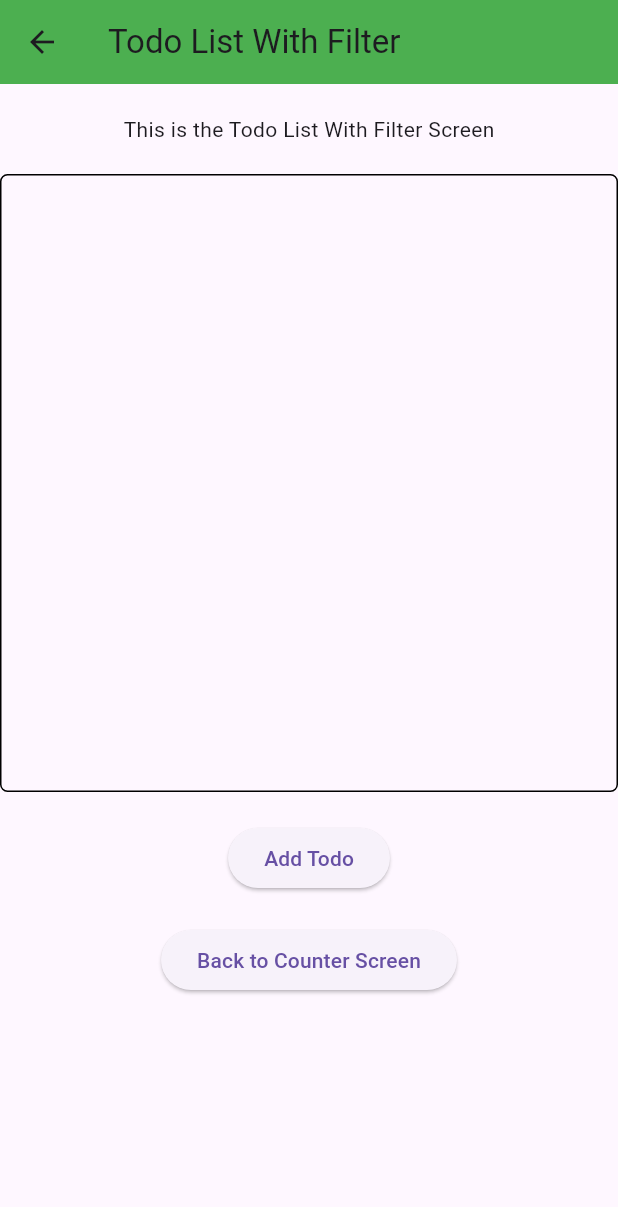
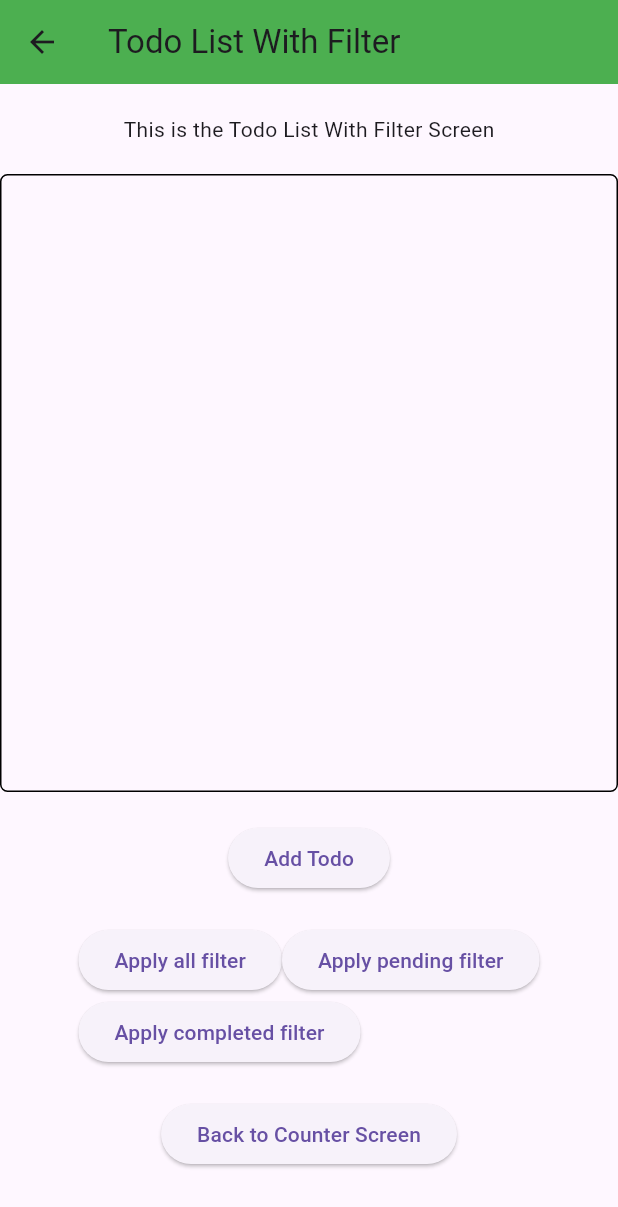
Before and after one commit to anurudha-singh/detailed_hands_on, a Flutter app: the TodoListWithFilter screen opened by its route, on a phone screen of 412 x 824 dp. Shown: the top 1207 px of the screen. Run offline on Flutter 3.47's test engine with Material 3 defaults, Android fonts, the phone set to English and light mode, and no system bars; our stand-ins replace bloc, equatable, flutter_bloc, sqflite; accounts and stored records are empty.

Commit message:
feat: Add FetchFilteredToDoEvent and filtering buttons to TodoListWithFilter

```diff
--- a/lib/features/todo_with_filter/presentation/bloc/todo_bloc.dart
+++ b/lib/features/todo_with_filter/presentation/bloc/todo_bloc.dart
@@ -12,8 +12,30 @@ class TODOBloc extends Bloc<TodoEvent, TodoState> {
     on<RemoveTodoEvent>(_removeTodoEvent);
     on<ToggleTodoEvent>(_toggleTodoEvent);
     on<LoadTodosEvent>(_loadTodosEvent);
+    on<FetchFilteredToDoEvent>(_fetchFilteredToDo);
     add(LoadTodosEvent());
   }
+
+  void _fetchFilteredToDo(
+    FetchFilteredToDoEvent event,
+    Emitter<TodoState> emit,
+  ) async {
+    print('Filtering todos with filter type: ${event.filterType}');
+    List<TodoModel> todos = await todoRepositoryImplementation.fetchTodos();
+    final filteredTodos = todos.where((todo) {
+      switch (event.filterType) {
+        case FilterType.all:
+          return true;
+        case FilterType.completed:
+          return todo.isDone;
+        case FilterType.pending:
+          return !todo.isDone;
+      }
+    }).toList();
+
+    emit(state.copyWith(todos: filteredTodos));
+  }
+
   void _loadTodosEvent(LoadTodosEvent event, Emitter<TodoState> emit) async {
     List<TodoModel> todos = await todoRepositoryImplementation.fetchTodos();
     emit(
--- a/lib/features/todo_with_filter/presentation/bloc/todo_event.dart
+++ b/lib/features/todo_with_filter/presentation/bloc/todo_event.dart
@@ -1,4 +1,5 @@
 import 'package:detailed_hands_on/features/todo_with_filter/data/todo_model.dart';
+import 'package:detailed_hands_on/features/todo_with_filter/presentation/bloc/todo_state.dart';
 
 sealed class TodoEvent {}
 
@@ -25,3 +26,9 @@ class ToggleTodoEvent extends TodoEvent {
 
   ToggleTodoEvent(this.ID);
 }
+
+class FetchFilteredToDoEvent extends TodoEvent {
+  final FilterType filterType;
+
+  FetchFilteredToDoEvent(this.filterType);
+}
--- a/lib/features/todo_with_filter/presentation/screens/todo_list_with_filter.dart
+++ b/lib/features/todo_with_filter/presentation/screens/todo_list_with_filter.dart
@@ -138,6 +138,41 @@ class _TodoListWithFilterState extends State<TodoListWithFilter> {
                   child: Text('Add Todo'),
                 ),
                 SizedBox(height: 20),
+
+                Wrap(
+                  children: [
+                    ElevatedButton(
+                      onPressed: () {
+                        context.read<TODOBloc>().add(
+                          FetchFilteredToDoEvent(FilterType.all),
+                        );
+                      },
+                      child: Text('Apply all filter'),
+                    ),
+                    SizedBox(height: 20),
+
+                    ElevatedButton(
+                      onPressed: () {
+                        context.read<TODOBloc>().add(
+                          FetchFilteredToDoEvent(FilterType.pending),
+                        );
+                      },
+                      child: Text('Apply pending filter'),
+                    ),
+                    SizedBox(height: 20),
+
+                    ElevatedButton(
+                      onPressed: () {
+                        context.read<TODOBloc>().add(
+                          FetchFilteredToDoEvent(FilterType.completed),
+                        );
+                      },
+                      child: Text('Apply completed filter'),
+                    ),
+                  ],
+                ),
+
+                SizedBox(height: 20),
                 ElevatedButton(
                   onPressed: () {
                     Navigator.pop(context);
```
Also changed, not shown: 1 other file.
